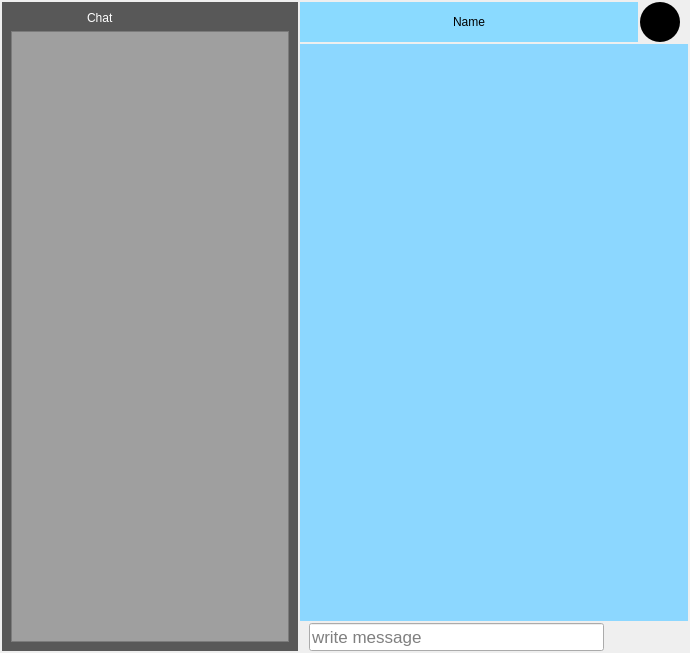
This is ui/client.ui in Ozodbek3105/Chat_APP as Qt 5 draws it before an edit. The edited form follows.
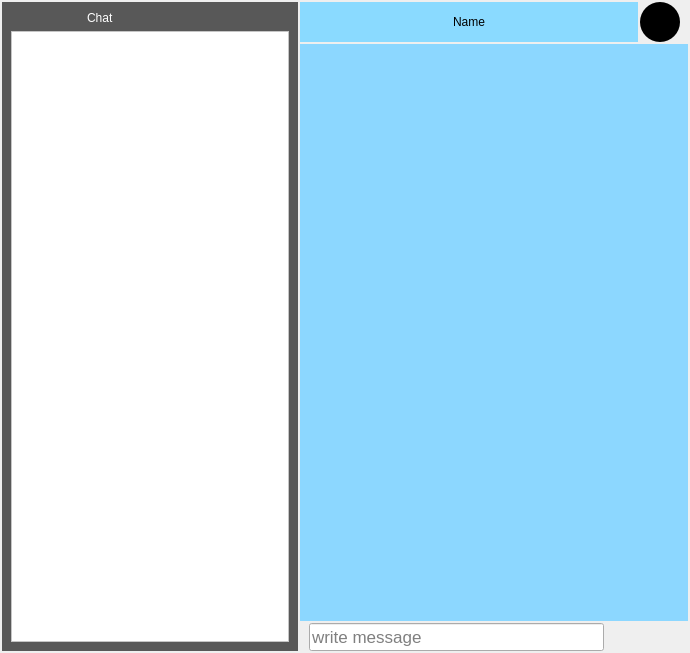
This is the edited form. Icons and pictures are not drawn.

```diff
--- a/ui/client.ui
+++ b/ui/client.ui
@@ -168,7 +168,7 @@
       <item row="1" column="0">
        <widget class="QListWidget" name="listWidget_2">
         <property name="styleSheet">
-         <string notr="true"/>
+         <string notr="true">background-color: rgb(255, 255, 255);</string>
         </property>
        </widget>
       </item>
```
Left out of the diff: 6 changed lines with no effect on the pictures.
